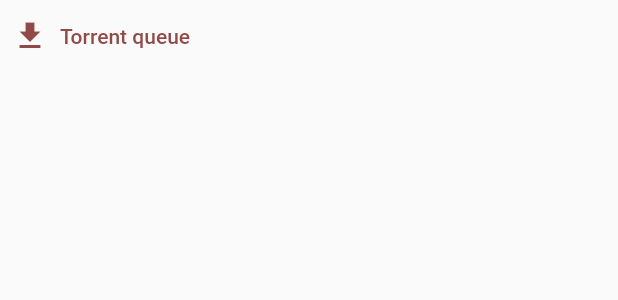
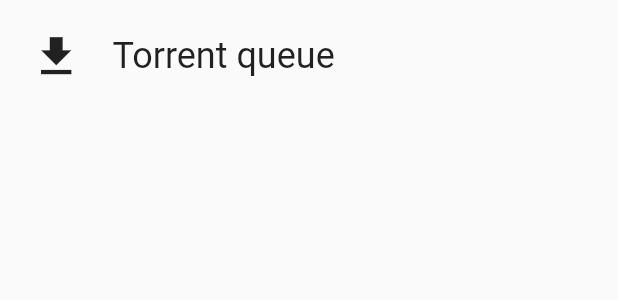
Before and after one commit to ALEZ-DEV/Anime-Kanri, a Flutter app: the SettingScreen widget shown alone on an empty page, opened directly, on a phone screen of 412 x 824 dp. Shown: the top 300 px of the screen. Run offline on Flutter 3.47's test engine with Material 2 defaults, Android fonts, the phone set to English and light mode, and no system bars; our stand-ins replace bloc, fixnum, flutter_bloc; missing offline and left inert: rinf.

Commit message:
torrent queue UI a little bit improved

```diff
--- a/lib/screens/setting_screen.dart
+++ b/lib/screens/setting_screen.dart
@@ -12,19 +12,65 @@ class SettingScreen extends StatelessWidget {
 
   @override
   Widget build(BuildContext context) {
-    return Column(
+    return const Column(
       children: [
-        TextButton.icon(
-          onPressed: () => Navigator.push(
-            context,
-            MaterialPageRoute(
-              builder: (context) => const TorrentQueueScreen(),
-            ),
-          ),
-          icon: const Icon(Icons.download),
-          label: const Text('Torrent queue'),
+        SettingButton(
+          icon: Icons.download,
+          label: 'Torrent queue',
+          page: TorrentQueueScreen(),
         ),
       ],
     );
   }
 }
+
+class SettingButton extends StatelessWidget {
+  const SettingButton({
+    required this.icon,
+    required this.label,
+    required this.page,
+    super.key,
+  });
+
+  final IconData icon;
+  final String label;
+  final Widget page;
+
+  @override
+  Widget build(BuildContext context) {
+    return InkWell(
+      onTap: () => Navigator.push(
+        context,
+        MaterialPageRoute(
+          builder: (context) => page,
+        ),
+      ),
+      child: SizedBox(
+        width: double.infinity,
+        height: 75,
+        child: Row(
+          mainAxisAlignment: MainAxisAlignment.center,
+          crossAxisAlignment: CrossAxisAlignment.center,
+          children: [
+            Padding(
+              padding: const EdgeInsets.all(20.0),
+              child: Icon(
+                icon,
+                size: 35,
+              ),
+            ),
+            Expanded(
+              flex: 2,
+              child: Text(
+                label,
+                style: const TextStyle(
+                  fontSize: 24,
+                ),
+              ),
+            ),
+          ],
+        ),
+      ),
+    );
+  }
+}
```
Also changed, not shown: lib/screens/setting_screens/torrent_queue_screen.dart (+53 -8 lines), 2 other files.
